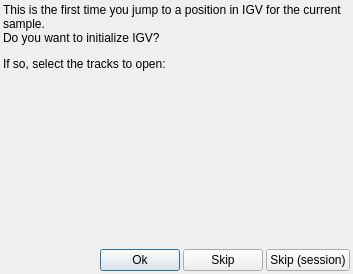
The window that src/GSvar/IgvDialog.ui (imgag/ngs-bits) describes before a commit, drawn with Qt 5.
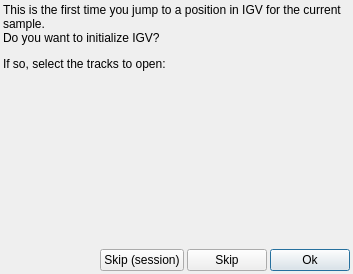
The same window after the commit.

```diff
--- a/src/GSvar/IgvDialog.ui
+++ b/src/GSvar/IgvDialog.ui
@@ -77,23 +77,6 @@
        </property>
       </spacer>
      </item>
-     <item>
-      <widget class="QPushButton" name="ok">
-       <property name="text">
-        <string>Ok</string>
-       </property>
-       <property name="default">
-        <bool>true</bool>
-       </property>
-      </widget>
-     </item>
-     <item>
-      <widget class="QPushButton" name="skip">
-       <property name="text">
-        <string>Skip</string>
-       </property>
-      </widget>
-     </item>
      <item>
       <widget class="QPushButton" name="skip_session">
        <property name="toolTip">
@@ -104,6 +87,23 @@
        </property>
       </widget>
      </item>
+     <item>
+      <widget class="QPushButton" name="skip">
+       <property name="text">
+        <string>Skip</string>
+       </property>
+      </widget>
+     </item>
+     <item>
+      <widget class="QPushButton" name="ok">
+       <property name="text">
+        <string>Ok</string>
+       </property>
+       <property name="default">
+        <bool>true</bool>
+       </property>
+      </widget>
+     </item>
     </layout>
    </item>
   </layout>
```
